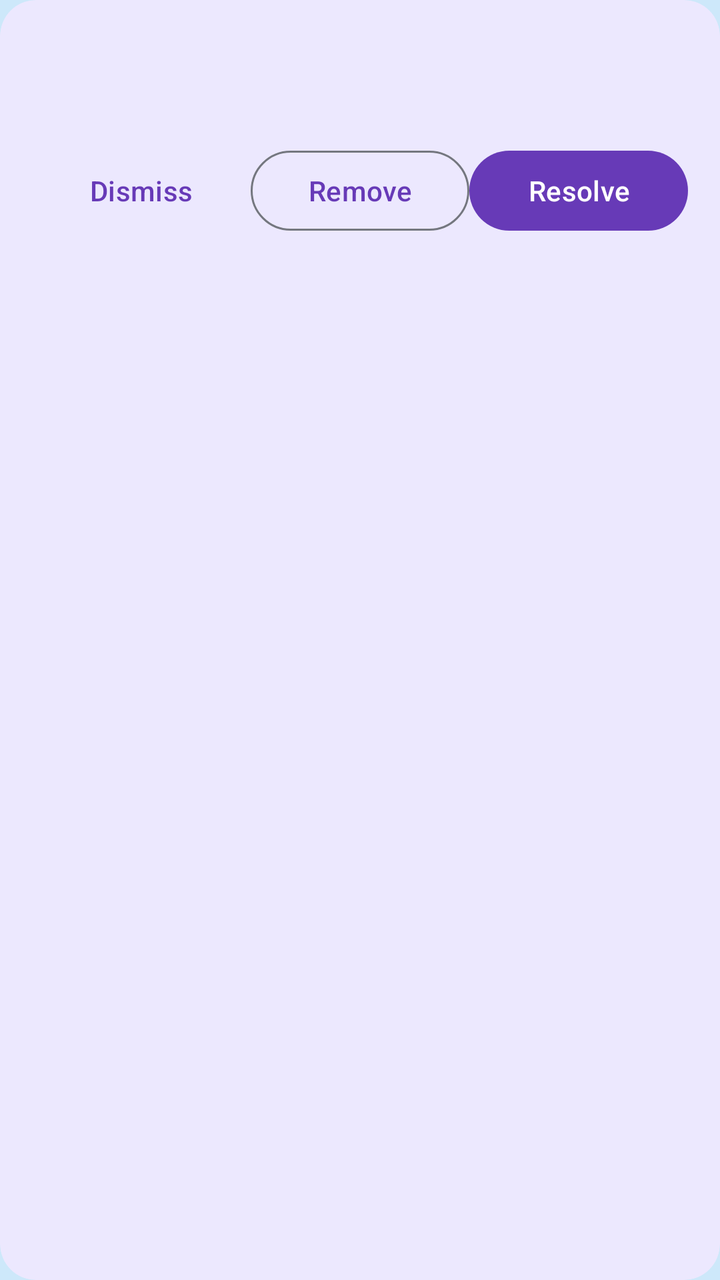
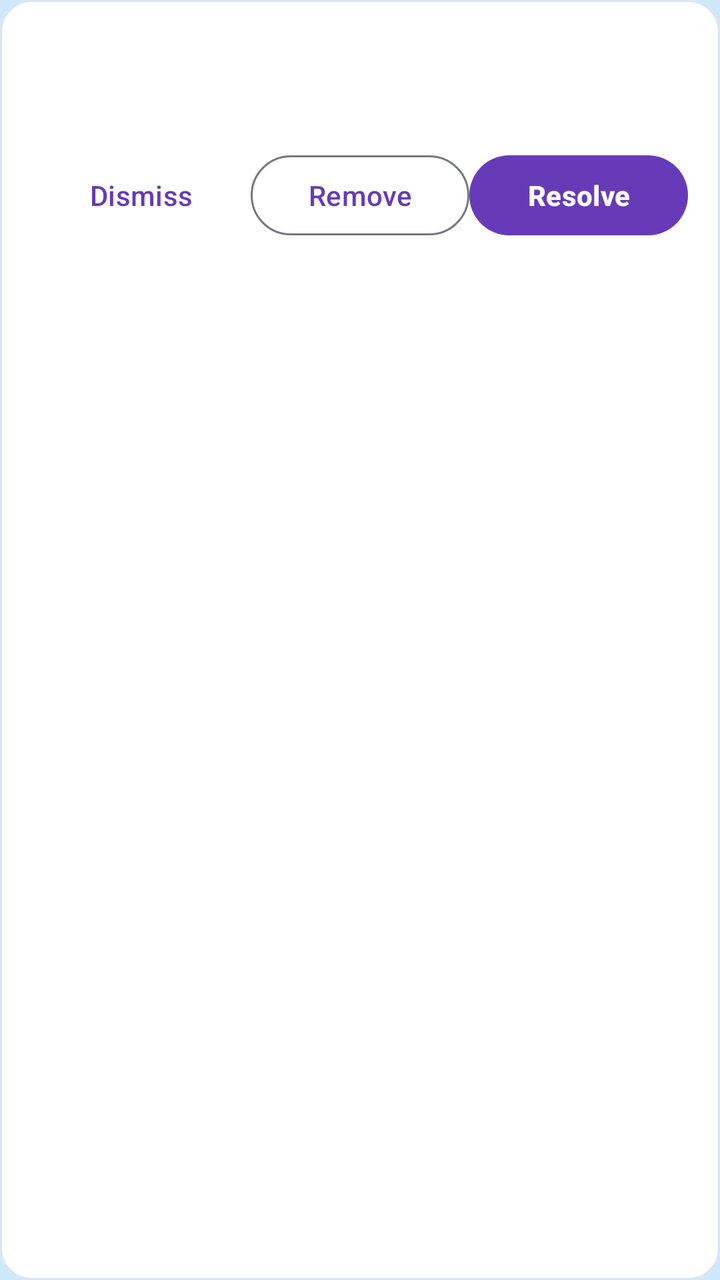

Before-and-after screenshots of an Android layout around one commit, followed by the original layout XML and the change that was made.
<!-- AndroidManifest.xml: application theme Theme.CampusConnect -->
<!-- res/layout/item_report_row.xml -->
<?xml version="1.0" encoding="utf-8"?>
<com.google.android.material.card.MaterialCardView xmlns:android="http://schemas.android.com/apk/res/android"
    xmlns:app="http://schemas.android.com/apk/res-auto"
    android:layout_width="match_parent"
    android:layout_height="wrap_content"
    android:layout_margin="8dp"
    app:cardCornerRadius="18dp"
    app:cardElevation="0dp">
    <LinearLayout android:layout_width="match_parent" android:layout_height="wrap_content" android:orientation="vertical" android:padding="16dp">
        <TextView android:id="@+id/reportTitle" android:layout_width="match_parent" android:layout_height="wrap_content" android:textStyle="bold" android:textSize="16sp" />
        <TextView android:id="@+id/reportMeta" android:layout_width="match_parent" android:layout_height="wrap_content" android:layout_marginTop="4dp" android:textSize="13sp" />
        <LinearLayout android:layout_width="match_parent" android:layout_height="wrap_content" android:layout_marginTop="12dp" android:orientation="horizontal">
            <Button android:id="@+id/dismissButton" style="@style/Widget.Material3.Button.TextButton" android:layout_width="0dp" android:layout_height="wrap_content" android:layout_weight="1" android:minHeight="48dp" android:text="@string/dismiss" />
            <Button android:id="@+id/removeButton" style="@style/Widget.Material3.Button.OutlinedButton" android:layout_width="0dp" android:layout_height="wrap_content" android:layout_weight="1" android:minHeight="48dp" android:text="@string/remove_content" />
            <Button android:id="@+id/resolveButton" android:layout_width="0dp" android:layout_height="wrap_content" android:layout_weight="1" android:minHeight="48dp" android:text="@string/resolve" />
        </LinearLayout>
    </LinearLayout>
</com.google.android.material.card.MaterialCardView>
<!-- resources referenced by this layout -->
<resources>
  <style name="Base.Theme.CampusConnect" parent="Theme.Material3.DayNight.NoActionBar">
          
          <item name="colorPrimary">@color/primary</item>
          <item name="colorOnPrimary">@color/on_primary</item>
          <item name="colorSecondary">@color/secondary</item>
          <item name="colorOnSecondary">@color/on_secondary</item>
          <item name="colorTertiary">@color/tertiary</item>
          <item name="colorOnTertiary">@color/on_tertiary</item>
          <item name="android:windowBackground">@color/background</item>
          <item name="colorSurface">@color/surface</item>
          <item name="colorOnSurface">@color/on_surface</item>
  
          <item name="colorSurfaceVariant">@color/surface_variant</item>
          <item name="colorOnSurfaceVariant">@color/on_surface_variant</item>
          <item name="colorError">@color/error</item>
          <item name="colorOnError">@color/on_error</item>
          <item name="colorOutline">@color/outline</item>
          <item name="colorOutlineVariant">@color/outline_variant</item>
          <item name="android:statusBarColor">@color/primary</item>
  
          
          <item name="materialCardViewStyle">@style/Widget.CampusConnect.Card</item>
          <item name="toolbarStyle">@style/Widget.CampusConnect.Toolbar</item>
      </style>
  <style name="Widget.CampusConnect.Card" parent="Widget.Material3.CardView.Elevated">
          
          <item name="cardBackgroundColor">@color/tile_bg</item>
          <item name="cardCornerRadius">18dp</item>
          <item name="cardElevation">0dp</item>
          <item name="strokeWidth">0dp</item>
      </style>
  <style name="Widget.CampusConnect.Toolbar" parent="Widget.Material3.Toolbar">
          <item name="navigationIconTint">?attr/colorOnPrimary</item>
          <item name="android:theme">@style/ThemeOverlay.CampusConnect.Toolbar</item>
      </style>
  <color name="tile_bg">#ECE8FE</color>
  <style name="ThemeOverlay.CampusConnect.Toolbar" parent="">
          <item name="colorControlNormal">?attr/colorOnPrimary</item>
      </style>
  <!-- unchanged entries left out for length: 19 -->
</resources>

<!-- the commit's change to res/layout/item_report_row.xml (unified diff, before → after) -->
@@ -3,13 +3,12 @@
     xmlns:app="http://schemas.android.com/apk/res-auto"
     android:layout_width="match_parent"
     android:layout_height="wrap_content"
-    android:layout_margin="8dp"
-    app:cardCornerRadius="18dp"
-    app:cardElevation="0dp">
-    <LinearLayout android:layout_width="match_parent" android:layout_height="wrap_content" android:orientation="vertical" android:padding="16dp">
-        <TextView android:id="@+id/reportTitle" android:layout_width="match_parent" android:layout_height="wrap_content" android:textStyle="bold" android:textSize="16sp" />
-        <TextView android:id="@+id/reportMeta" android:layout_width="match_parent" android:layout_height="wrap_content" android:layout_marginTop="4dp" android:textSize="13sp" />
-        <LinearLayout android:layout_width="match_parent" android:layout_height="wrap_content" android:layout_marginTop="12dp" android:orientation="horizontal">
+    android:layout_margin="@dimen/space_s"
+    app:cardCornerRadius="@dimen/radius_card">
+    <LinearLayout android:layout_width="match_parent" android:layout_height="wrap_content" android:orientation="vertical" android:padding="@dimen/space_l">
+        <TextView android:id="@+id/reportTitle" android:layout_width="match_parent" android:layout_height="wrap_content" android:textAppearance="@style/TextAppearance.CampusConnect.CardTitle" />
+        <TextView android:id="@+id/reportMeta" android:layout_width="match_parent" android:layout_height="wrap_content" android:layout_marginTop="@dimen/space_xs" android:textAppearance="@style/TextAppearance.CampusConnect.BodySecondary" />
+        <LinearLayout android:layout_width="match_parent" android:layout_height="wrap_content" android:layout_marginTop="@dimen/space_m" android:orientation="horizontal">
             <Button android:id="@+id/dismissButton" style="@style/Widget.Material3.Button.TextButton" android:layout_width="0dp" android:layout_height="wrap_content" android:layout_weight="1" android:minHeight="48dp" android:text="@string/dismiss" />
             <Button android:id="@+id/removeButton" style="@style/Widget.Material3.Button.OutlinedButton" android:layout_width="0dp" android:layout_height="wrap_content" android:layout_weight="1" android:minHeight="48dp" android:text="@string/remove_content" />
             <Button android:id="@+id/resolveButton" android:layout_width="0dp" android:layout_height="wrap_content" android:layout_weight="1" android:minHeight="48dp" android:text="@string/resolve" />
<!-- resource entries referenced after the edit -->
@@ -1,5 +1,19 @@
 <!-- resources referenced by this layout -->
 <resources>
+  <dimen name="radius_card">16dp</dimen>
+  <dimen name="space_l">16dp</dimen>
+  <dimen name="space_m">12dp</dimen>
+  <dimen name="space_s">8dp</dimen>
+  <dimen name="space_xs">4dp</dimen>
+  <style name="TextAppearance.CampusConnect.BodySecondary" parent="TextAppearance.Material3.BodyMedium">
+          <item name="android:textSize">14sp</item>
+          <item name="android:textColor">@color/text_secondary</item>
+      </style>
+  <style name="TextAppearance.CampusConnect.CardTitle" parent="TextAppearance.Material3.TitleMedium">
+          <item name="android:textSize">17sp</item>
+          <item name="android:textStyle">bold</item>
+      </style>
+  <color name="text_secondary">#565B6E</color>
   <style name="Base.Theme.CampusConnect" parent="Theme.Material3.DayNight.NoActionBar">
           
           <item name="colorPrimary">@color/primary</item>
@@ -22,23 +36,61 @@
   
           
           <item name="materialCardViewStyle">@style/Widget.CampusConnect.Card</item>
+          <item name="materialButtonStyle">@style/Widget.CampusConnect.Button</item>
+          <item name="materialAlertDialogTheme">@style/ThemeOverlay.CampusConnect.Dialog</item>
+          <item name="alertDialogTheme">@style/ThemeOverlay.CampusConnect.Dialog</item>
+          <item name="snackbarStyle">@style/Widget.CampusConnect.Snackbar</item>
+          <item name="android:windowAnimationStyle">@style/Animation.CampusConnect.Activity</item>
           <item name="toolbarStyle">@style/Widget.CampusConnect.Toolbar</item>
       </style>
-  <style name="Widget.CampusConnect.Card" parent="Widget.Material3.CardView.Elevated">
-          
-          <item name="cardBackgroundColor">@color/tile_bg</item>
-          <item name="cardCornerRadius">18dp</item>
+  <style name="Widget.CampusConnect.Card" parent="Widget.Material3.CardView.Outlined">
+          <item name="cardBackgroundColor">@color/card_surface</item>
+          <item name="cardCornerRadius">@dimen/radius_card</item>
           <item name="cardElevation">0dp</item>
-          <item name="strokeWidth">0dp</item>
+          <item name="strokeWidth">1dp</item>
+          <item name="strokeColor">@color/card_stroke</item>
+      </style>
+  <style name="Widget.CampusConnect.Button" parent="Widget.Material3.Button">
+          <item name="android:minHeight">@dimen/touch_target</item>
+          <item name="android:textAppearance">@style/TextAppearance.CampusConnect.Label</item>
+      </style>
+  <style name="ThemeOverlay.CampusConnect.Dialog" parent="ThemeOverlay.Material3.MaterialAlertDialog">
+          <item name="shapeAppearanceCornerExtraLarge">@style/ShapeAppearance.CampusConnect.Dialog</item>
+      </style>
+  <style name="Widget.CampusConnect.Snackbar" parent="Widget.Material3.Snackbar">
+          <item name="android:layout_margin">@dimen/space_m</item>
+      </style>
+  <style name="Animation.CampusConnect.Activity" parent="@android:style/Animation.Activity">
+          <item name="android:activityOpenEnterAnimation">@anim/screen_enter</item>
+          <item name="android:activityOpenExitAnimation">@anim/screen_exit_behind</item>
+          <item name="android:activityCloseEnterAnimation">@anim/screen_enter_behind</item>
+          <item name="android:activityCloseExitAnimation">@anim/screen_exit</item>
       </style>
   <style name="Widget.CampusConnect.Toolbar" parent="Widget.Material3.Toolbar">
-          <item name="navigationIconTint">?attr/colorOnPrimary</item>
+          <item name="navigationIconTint">@color/on_header</item>
+          <item name="titleTextColor">@color/on_header</item>
+          <item name="subtitleTextColor">@color/on_header_secondary</item>
           <item name="android:theme">@style/ThemeOverlay.CampusConnect.Toolbar</item>
       </style>
-  <color name="tile_bg">#ECE8FE</color>
+  <color name="card_surface">#FFFFFF</color>
+  <color name="card_stroke">#DCE3F0</color>
+  <dimen name="touch_target">48dp</dimen>
+  <style name="TextAppearance.CampusConnect.Label" parent="TextAppearance.Material3.LabelLarge">
+          <item name="android:textSize">14sp</item>
+          <item name="android:textStyle">bold</item>
+      </style>
+  <style name="ShapeAppearance.CampusConnect.Dialog" parent="">
+          <item name="cornerFamily">rounded</item>
+          <item name="cornerSize">@dimen/radius_hero</item>
+      </style>
+  <color name="on_header">#FFFFFF</color>
+  <color name="on_header_secondary">#E6E0FF</color>
   <style name="ThemeOverlay.CampusConnect.Toolbar" parent="">
-          <item name="colorControlNormal">?attr/colorOnPrimary</item>
+          
+          <item name="colorOnPrimary">@color/on_header</item>
+          <item name="colorControlNormal">@color/on_header</item>
       </style>
+  <dimen name="radius_hero">24dp</dimen>
   <!-- unchanged entries left out for length: 19 -->
 </resources>
 
